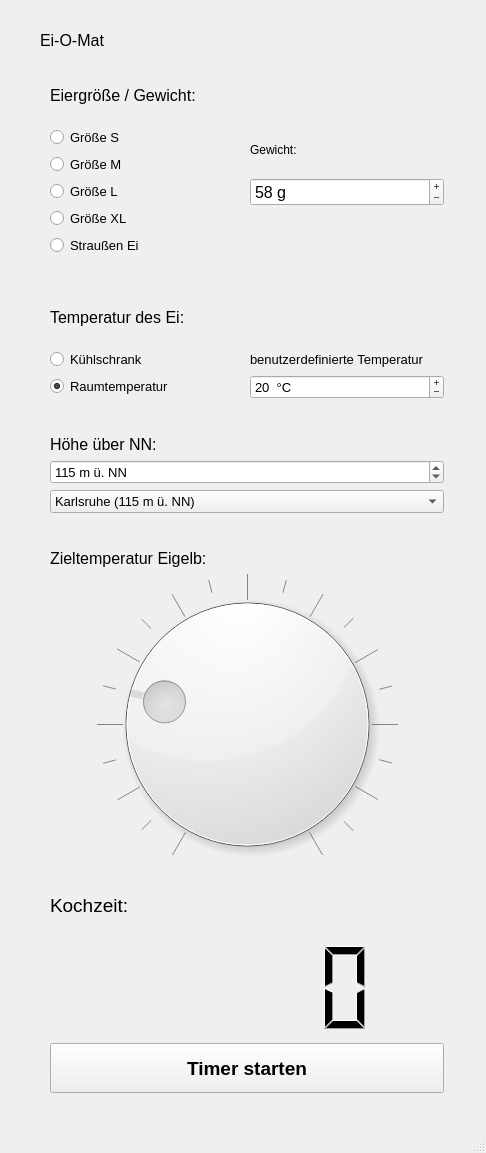
The window that ei-o-mat/eingabefenster.ui (kampfknoedel/ei-o-mat) describes before a commit, drawn with Qt 5.
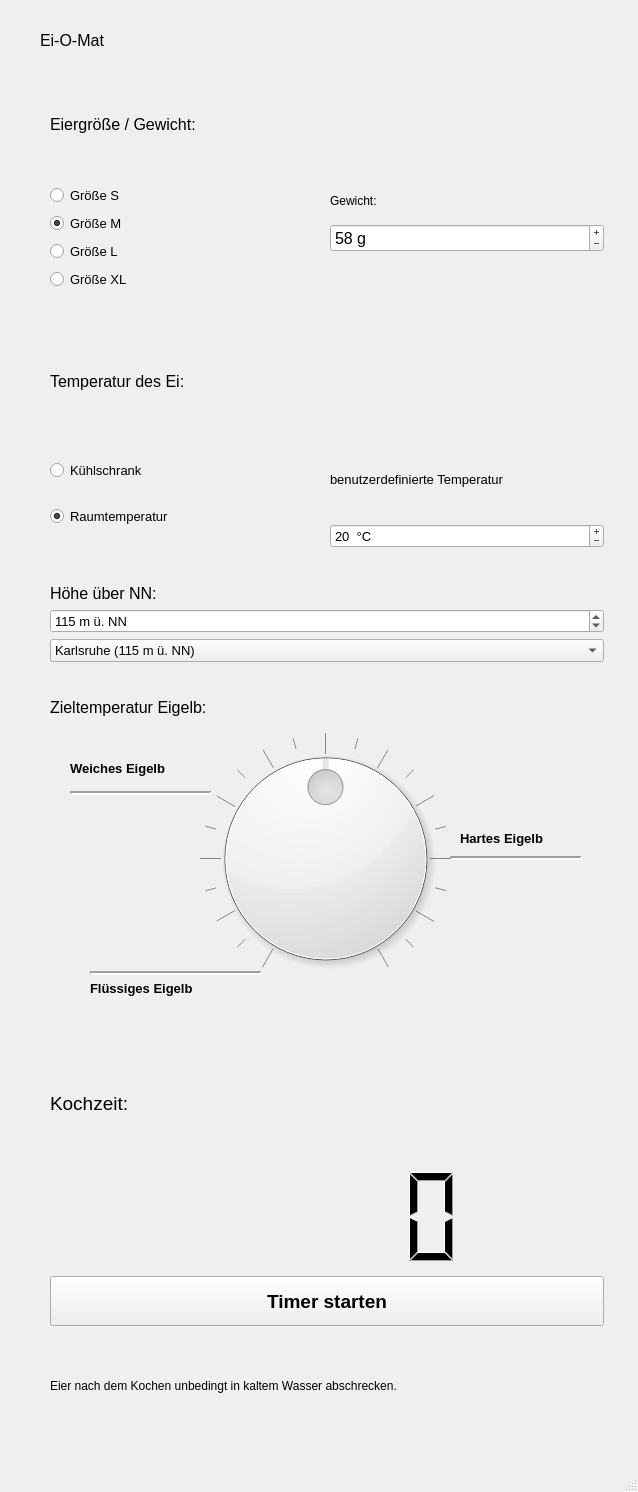
The same window after the commit.

```diff
--- a/ei-o-mat/eingabefenster.ui
+++ b/ei-o-mat/eingabefenster.ui
@@ -6,8 +6,8 @@
    <rect>
     <x>0</x>
     <y>0</y>
-    <width>486</width>
-    <height>1153</height>
+    <width>638</width>
+    <height>1492</height>
    </rect>
   </property>
   <property name="minimumSize">
@@ -49,8 +49,8 @@
      <rect>
       <x>50</x>
       <y>70</y>
-      <width>394</width>
-      <height>1023</height>
+      <width>554</width>
+      <height>1370</height>
      </rect>
     </property>
     <layout class="QVBoxLayout" name="verticalLayout">
@@ -82,6 +82,9 @@
            <property name="text">
             <string>Größe S</string>
            </property>
+           <attribute name="buttonGroup">
+            <string notr="true">buttonGroup_2</string>
+           </attribute>
           </widget>
          </item>
          <item>
@@ -98,6 +101,9 @@
            <property name="checked">
             <bool>true</bool>
            </property>
+           <attribute name="buttonGroup">
+            <string notr="true">buttonGroup_2</string>
+           </attribute>
           </widget>
          </item>
          <item>
@@ -111,6 +117,9 @@
            <property name="text">
             <string>Größe L</string>
            </property>
+           <attribute name="buttonGroup">
+            <string notr="true">buttonGroup_2</string>
+           </attribute>
           </widget>
          </item>
          <item>
@@ -124,19 +133,9 @@
            <property name="text">
             <string>Größe XL</string>
            </property>
-          </widget>
-         </item>
-         <item>
-          <widget class="QRadioButton" name="ButtonSizeOstrich">
-           <property name="font">
-            <font>
-             <family>MS Shell Dlg 2</family>
-             <pointsize>10</pointsize>
-            </font>
-           </property>
-           <property name="text">
-            <string>Straußen Ei</string>
-           </property>
+           <attribute name="buttonGroup">
+            <string notr="true">buttonGroup_2</string>
+           </attribute>
           </widget>
          </item>
         </layout>
@@ -171,10 +170,10 @@
             <string/>
            </property>
            <property name="minimum">
-            <number>10</number>
+            <number>43</number>
            </property>
            <property name="maximum">
-            <number>2000</number>
+            <number>83</number>
            </property>
            <property name="value">
             <number>58</number>
@@ -233,6 +232,9 @@
            <property name="text">
             <string>Kühlschrank</string>
            </property>
+           <attribute name="buttonGroup">
+            <string notr="true">buttonGroup</string>
+           </attribute>
           </widget>
          </item>
          <item>
@@ -249,6 +251,9 @@
            <property name="checked">
             <bool>true</bool>
            </property>
+           <attribute name="buttonGroup">
+            <string notr="true">buttonGroup</string>
+           </attribute>
           </widget>
          </item>
         </layout>
@@ -439,7 +444,22 @@
         </layout>
        </item>
        <item>
+        <widget class="QWidget" name="widget" native="true">
+         <property name="minimumSize">
+          <size>
+           <width>550</width>
+           <height>320</height>
+          </size>
+         </property>
         <widget class="QDial" name="dial">
+          <property name="geometry">
+           <rect>
+            <x>150</x>
+            <y>-20</y>
+            <width>251</width>
+            <height>311</height>
+           </rect>
+          </property>
          <property name="minimumSize">
           <size>
            <width>100</width>
@@ -471,10 +491,13 @@
           <number>2</number>
          </property>
          <property name="value">
-          <number>67</number>
+           <number>72</number>
          </property>
          <property name="sliderPosition">
-          <number>67</number>
+           <number>72</number>
+          </property>
+          <property name="tracking">
+           <bool>true</bool>
          </property>
          <property name="invertedAppearance">
           <bool>false</bool>
@@ -486,6 +509,124 @@
           <bool>true</bool>
          </property>
         </widget>
+         <widget class="QLabel" name="label_10">
+          <property name="geometry">
+           <rect>
+            <x>40</x>
+            <y>250</y>
+            <width>141</width>
+            <height>31</height>
+           </rect>
+          </property>
+          <property name="font">
+           <font>
+            <pointsize>10</pointsize>
+            <weight>75</weight>
+            <bold>true</bold>
+           </font>
+          </property>
+          <property name="text">
+           <string>Flüssiges Eigelb</string>
+          </property>
+         </widget>
+         <widget class="QLabel" name="label_11">
+          <property name="geometry">
+           <rect>
+            <x>20</x>
+            <y>30</y>
+            <width>141</width>
+            <height>31</height>
+           </rect>
+          </property>
+          <property name="font">
+           <font>
+            <pointsize>10</pointsize>
+            <weight>75</weight>
+            <bold>true</bold>
+           </font>
+          </property>
+          <property name="text">
+           <string>Weiches Eigelb</string>
+          </property>
+         </widget>
+         <widget class="Line" name="line_2">
+          <property name="geometry">
+           <rect>
+            <x>20</x>
+            <y>60</y>
+            <width>141</width>
+            <height>20</height>
+           </rect>
+          </property>
+          <property name="lineWidth">
+           <number>2</number>
+          </property>
+          <property name="midLineWidth">
+           <number>0</number>
+          </property>
+          <property name="orientation">
+           <enum>Qt::Horizontal</enum>
+          </property>
+         </widget>
+         <widget class="QLabel" name="label_12">
+          <property name="geometry">
+           <rect>
+            <x>410</x>
+            <y>100</y>
+            <width>141</width>
+            <height>31</height>
+           </rect>
+          </property>
+          <property name="font">
+           <font>
+            <pointsize>10</pointsize>
+            <weight>75</weight>
+            <bold>true</bold>
+           </font>
+          </property>
+          <property name="text">
+           <string>Hartes Eigelb</string>
+          </property>
+         </widget>
+         <widget class="Line" name="line_3">
+          <property name="geometry">
+           <rect>
+            <x>40</x>
+            <y>240</y>
+            <width>171</width>
+            <height>20</height>
+           </rect>
+          </property>
+          <property name="lineWidth">
+           <number>2</number>
+          </property>
+          <property name="midLineWidth">
+           <number>0</number>
+          </property>
+          <property name="orientation">
+           <enum>Qt::Horizontal</enum>
+          </property>
+         </widget>
+         <widget class="Line" name="line_4">
+          <property name="geometry">
+           <rect>
+            <x>400</x>
+            <y>110</y>
+            <width>131</width>
+            <height>51</height>
+           </rect>
+          </property>
+          <property name="lineWidth">
+           <number>2</number>
+          </property>
+          <property name="midLineWidth">
+           <number>0</number>
+          </property>
+          <property name="orientation">
+           <enum>Qt::Horizontal</enum>
+          </property>
+         </widget>
+        </widget>
        </item>
       </layout>
      </item>
@@ -542,6 +683,13 @@
        </property>
       </widget>
      </item>
+     <item>
+      <widget class="QLabel" name="label_9">
+       <property name="text">
+        <string>Eier nach dem Kochen unbedingt in kaltem Wasser abschrecken. </string>
+       </property>
+      </widget>
+     </item>
     </layout>
    </widget>
   </widget>
@@ -550,8 +698,8 @@
     <rect>
      <x>0</x>
      <y>0</y>
-     <width>486</width>
-     <height>24</height>
+     <width>638</width>
+     <height>26</height>
     </rect>
    </property>
   </widget>
```
Left out of the diff: 4 changed lines with no effect on the pictures. Lines whose indentation alone changed are shown as unchanged.
